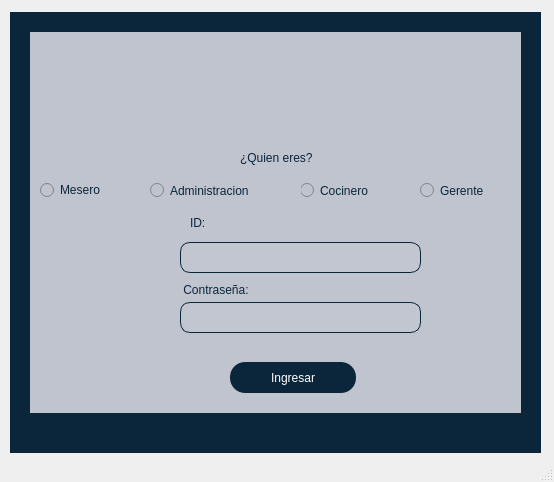
Above: RestAu/iniciosesion.ui from DonaldReac/RestaurantProyect before the change. Below: the same form after it.
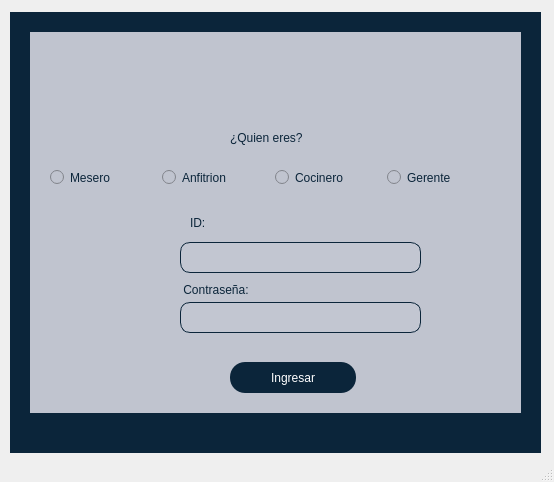
That is the form after the change. Icons and pictures are not drawn.

Diff of the .ui file:
```diff
--- a/RestAu/iniciosesion.ui
+++ b/RestAu/iniciosesion.ui
@@ -97,23 +97,6 @@
         <string> Contraseña: </string>
        </property>
       </widget>
-      <widget class="QRadioButton" name="radioButton_4">
-       <property name="geometry">
-        <rect>
-         <x>390</x>
-         <y>150</y>
-         <width>101</width>
-         <height>17</height>
-        </rect>
-       </property>
-       <property name="text">
-        <string>Gerente</string>
-       </property>
-       <property name="icon">
-        <iconset>
-         <normaloff>img/Iconos/iconfinder_person_3_1376034.png</normaloff>img/Iconos/iconfinder_person_3_1376034.png</iconset>
-       </property>
-      </widget>
       <widget class="QLabel" name="label_2">
        <property name="geometry">
         <rect>
@@ -132,23 +115,6 @@
         <string>ID:</string>
        </property>
       </widget>
-      <widget class="QRadioButton" name="radioButton">
-       <property name="geometry">
-        <rect>
-         <x>10</x>
-         <y>150</y>
-         <width>101</width>
-         <height>16</height>
-        </rect>
-       </property>
-       <property name="text">
-        <string>Mesero</string>
-       </property>
-       <property name="icon">
-        <iconset>
-         <normaloff>img/Iconos/Waiter_Male_Light.png</normaloff>img/Iconos/Waiter_Male_Light.png</iconset>
-       </property>
-      </widget>
       <widget class="QLineEdit" name="Contrasena">
        <property name="geometry">
         <rect>
@@ -169,8 +135,8 @@
       <widget class="QLabel" name="label_5">
        <property name="geometry">
         <rect>
-         <x>210</x>
-         <y>110</y>
+         <x>200</x>
+         <y>90</y>
          <width>101</width>
          <height>31</height>
         </rect>
@@ -230,23 +196,6 @@
         <string>Ingresar</string>
        </property>
       </widget>
-      <widget class="QRadioButton" name="radioButton_3">
-       <property name="geometry">
-        <rect>
-         <x>270</x>
-         <y>150</y>
-         <width>111</width>
-         <height>17</height>
-        </rect>
-       </property>
-       <property name="text">
-        <string>Cocinero</string>
-       </property>
-       <property name="icon">
-        <iconset>
-         <normaloff>img/Iconos/iconfinder_142-man-cook-2_3099395.png</normaloff>img/Iconos/iconfinder_142-man-cook-2_3099395.png</iconset>
-       </property>
-      </widget>
       <widget class="QLineEdit" name="CodigoID">
        <property name="geometry">
         <rect>
@@ -264,28 +213,11 @@
     padding: 0 8px;</string>
        </property>
       </widget>
-      <widget class="QRadioButton" name="radioButton_2">
-       <property name="geometry">
-        <rect>
-         <x>120</x>
-         <y>150</y>
-         <width>151</width>
-         <height>17</height>
-        </rect>
-       </property>
-       <property name="text">
-        <string>Administracion</string>
-       </property>
-       <property name="icon">
-        <iconset>
-         <normaloff>img/Iconos/Waiter_Male_Dark.png</normaloff>img/Iconos/Waiter_Male_Dark.png</iconset>
-       </property>
-      </widget>
       <widget class="QLabel" name="label_6">
        <property name="geometry">
         <rect>
          <x>70</x>
-         <y>30</y>
+         <y>10</y>
          <width>331</width>
          <height>71</height>
         </rect>
@@ -297,6 +229,94 @@
         <pixmap resource="Img.qrc">:/img/Iconos/logosinfondo1.png</pixmap>
        </property>
       </widget>
+      <widget class="QWidget" name="">
+       <property name="geometry">
+        <rect>
+         <x>20</x>
+         <y>130</y>
+         <width>443</width>
+         <height>32</height>
+        </rect>
+       </property>
+       <layout class="QHBoxLayout" name="horizontalLayout">
+        <item>
+         <widget class="QRadioButton" name="Mesero">
+          <property name="text">
+           <string>Mesero</string>
+          </property>
+          <property name="icon">
+           <iconset>
+            <normaloff>img/Iconos/Waiter_Male_Light.png</normaloff>
+            <activeoff>:/img/Iconos/Waiter_Male_Light.png</activeoff>
+            <selectedoff>:/img/Iconos/Waiter_Male_Light.png</selectedoff>img/Iconos/Waiter_Male_Light.png</iconset>
+          </property>
+          <property name="iconSize">
+           <size>
+            <width>30</width>
+            <height>30</height>
+           </size>
+          </property>
+         </widget>
+        </item>
+        <item>
+         <widget class="QRadioButton" name="Anfitrion">
+          <property name="text">
+           <string>Anfitrion</string>
+          </property>
+          <property name="icon">
+           <iconset>
+            <normaloff>img/Iconos/Waiter_Male_Dark.png</normaloff>
+            <activeon>:/img/Iconos/Waiter_Male_Dark.png</activeon>
+            <selectedon>:/img/Iconos/Waiter_Male_Dark.png</selectedon>img/Iconos/Waiter_Male_Dark.png</iconset>
+          </property>
+          <property name="iconSize">
+           <size>
+            <width>30</width>
+            <height>30</height>
+           </size>
+          </property>
+         </widget>
+        </item>
+        <item>
+         <widget class="QRadioButton" name="Cocinero">
+          <property name="text">
+           <string>Cocinero</string>
+          </property>
+          <property name="icon">
+           <iconset>
+            <normaloff>img/Iconos/iconfinder_142-man-cook-2_3099395.png</normaloff>
+            <activeon>:/img/Iconos/iconfinder_142-man-cook-2_3099395.png</activeon>
+            <selectedon>:/img/Iconos/iconfinder_142-man-cook-2_3099395.png</selectedon>img/Iconos/iconfinder_142-man-cook-2_3099395.png</iconset>
+          </property>
+          <property name="iconSize">
+           <size>
+            <width>30</width>
+            <height>30</height>
+           </size>
+          </property>
+         </widget>
+        </item>
+        <item>
+         <widget class="QRadioButton" name="Gerente">
+          <property name="text">
+           <string>Gerente</string>
+          </property>
+          <property name="icon">
+           <iconset>
+            <normaloff>img/Iconos/iconfinder_person_3_1376034.png</normaloff>
+            <activeon>:/img/Iconos/iconfinder_person_3_1376034.png</activeon>
+            <selectedon>:/img/Iconos/iconfinder_person_3_1376034.png</selectedon>img/Iconos/iconfinder_person_3_1376034.png</iconset>
+          </property>
+          <property name="iconSize">
+           <size>
+            <width>30</width>
+            <height>30</height>
+           </size>
+          </property>
+         </widget>
+        </item>
+       </layout>
+      </widget>
      </widget>
      <widget class="QWidget" name="page_2"/>
     </widget>
```
Left out of the diff: 3 changed lines with no effect on the pictures.
